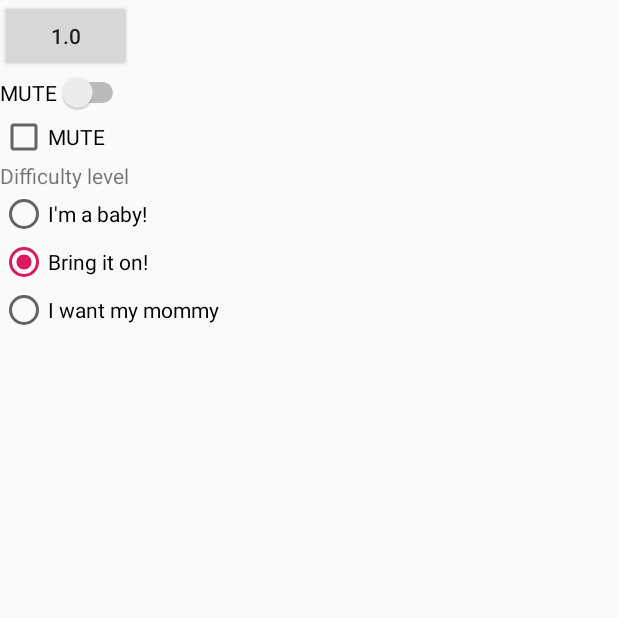
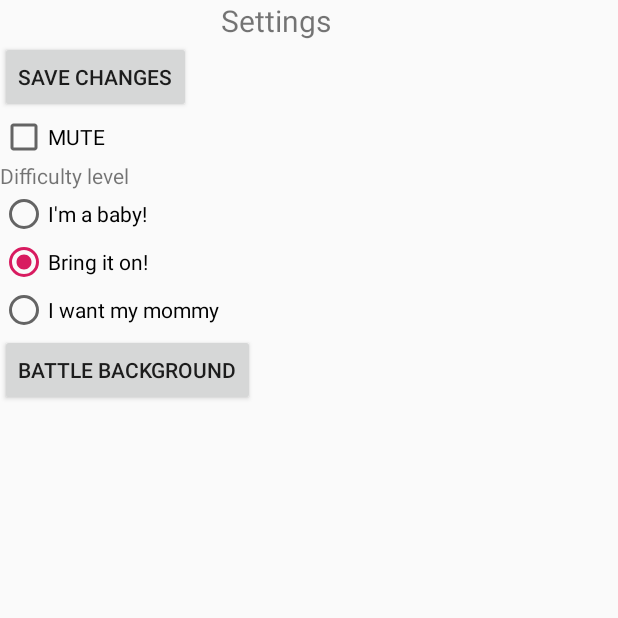
Before and after one commit to NielsVervloesem/MobDev, an Android app: the SettingsPage screen opened directly, with no data from a screen before it, on a phone screen of 412 x 824 dp, the top half of it. Run offline under Robolectric (Android 15) with nearby library versions, the phone set to English and light mode, and no system bars.

Commit message:
Refactoring settings pages
Made the settings page a bit prettier and added a button to the master/detail background picker page.

```diff
--- a/MyApplication/app/src/main/AndroidManifest.xml
+++ b/MyApplication/app/src/main/AndroidManifest.xml
@@ -26,6 +26,8 @@
         <activity android:name=".Pages.SettingsPage" />
         <activity android:name=".Pages.HighscorePage" />
         <activity android:name=".Pages.EndScreen" />
+        <activity android:name=".Pages.BackgroundMasterDetail" />
+
 
 
 
--- a/MyApplication/app/src/main/java/com/example/a11600624/myapplication/Pages/SettingsPage.java
+++ b/MyApplication/app/src/main/java/com/example/a11600624/myapplication/Pages/SettingsPage.java
@@ -2,6 +2,7 @@
 
 package com.example.a11600624.myapplication.Pages;
 
+import android.content.Intent;
 import android.os.Bundle;
 import android.support.v7.app.AppCompatActivity;
 import android.view.View;
@@ -42,7 +43,7 @@ public class SettingsPage extends AppCompatActivity {
         radioButton3 = findViewById(R.id.radioButton3);
 
 
-        button = findViewById(R.id.button5);
+        button = findViewById(R.id.saveChanges);
 
         if (globalVariable.isMute()) {
             checkBox.setChecked(true);
@@ -51,7 +52,6 @@ public class SettingsPage extends AppCompatActivity {
 
         }
 
-        button.setText(""+globalVariable.getModifier());
         switch ("" + globalVariable.getModifier()) {
             case "0.8":
                 radioButton.setChecked(true);
@@ -86,5 +86,13 @@ public class SettingsPage extends AppCompatActivity {
         }
 
 
+        Intent i = new Intent(this,MainActivity.class);
+        startActivity(i);
+    }
+
+    public void openBackGroundSelector(View view) {
+        Intent i = new Intent(this, BackgroundMasterDetail.class);
+        startActivity(i);
+
     }
 }
--- a/MyApplication/app/src/main/res/layout/activity_instellingen_page.xml
+++ b/MyApplication/app/src/main/res/layout/activity_instellingen_page.xml
@@ -1,70 +1,79 @@
 <?xml version="1.0" encoding="utf-8"?>
-<android.support.constraint.ConstraintLayout
-    xmlns:android="http://schemas.android.com/apk/res/android"
+<android.support.constraint.ConstraintLayout xmlns:android="http://schemas.android.com/apk/res/android"
     xmlns:tools="http://schemas.android.com/tools"
     android:layout_width="match_parent"
-    android:layout_height="match_parent">
+    android:layout_height="match_parent"
+    >
 
     <LinearLayout
         android:layout_width="368dp"
         android:layout_height="551dp"
         android:orientation="vertical"
+        tools:ignore="MissingConstraints"
         tools:layout_editor_absoluteX="8dp"
-        tools:layout_editor_absoluteY="8dp"
-        tools:ignore="MissingConstraints">
+        tools:layout_editor_absoluteY="8dp">
+
+
+        <TextView
+            android:layout_width="match_parent"
+            android:layout_height="wrap_content"
+            android:text="@string/settings"
+            android:textAlignment="center"
+            android:textSize="20dp"/>
 
         <Button
-            android:id="@+id/button5"
+            android:id="@+id/saveChanges"
             android:layout_width="wrap_content"
             android:layout_height="wrap_content"
-            android:text="Save changes"
+            android:gravity="center"
             android:onClick="saveChanges"
-            />
-
-        <Switch
-            android:id="@+id/muteSwitch"
-            android:layout_width="wrap_content"
-            android:layout_height="wrap_content"
-            android:text="MUTE" />
+            android:text="@string/save_changes" />
 
         <CheckBox
             android:id="@+id/muteCheckBox"
             android:layout_width="match_parent"
             android:layout_height="wrap_content"
-            android:text="MUTE" />
+            android:text="@string/mute" />
 
         <TextView
             android:layout_width="match_parent"
             android:layout_height="wrap_content"
-            android:text="Difficulty level"/>
+            android:text="@string/difficulty_level" />
 
         <RadioGroup
+            android:id="@+id/radio"
             android:layout_width="wrap_content"
-            android:layout_height="wrap_content"
-            android:id="@+id/radio"
-            >
+            android:layout_height="wrap_content">
 
             <RadioButton
                 android:id="@+id/radioButton"
                 android:layout_width="wrap_content"
                 android:layout_height="wrap_content"
                 android:layout_weight="1"
-                android:text="I'm a baby!" />
+                android:text="@string/i_m_a_baby" />
 
             <RadioButton
                 android:id="@+id/radioButton2"
                 android:layout_width="wrap_content"
                 android:layout_height="wrap_content"
                 android:layout_weight="1"
-                android:text="Bring it on!" />
+                android:text="@string/bring_it_on" />
 
             <RadioButton
                 android:id="@+id/radioButton3"
                 android:layout_width="wrap_content"
                 android:layout_height="wrap_content"
                 android:layout_weight="1"
-                android:text="I want my mommy" />
+                android:text="@string/i_want_my_mommy" />
         </RadioGroup>
+
+        <Button
+            android:id="@+id/backgroundButton"
+            android:layout_width="wrap_content"
+            android:layout_height="wrap_content"
+            android:onClick="openBackGroundSelector"
+            android:text="@string/battle_background"/>
+
 
     </LinearLayout>
 </android.support.constraint.ConstraintLayout>
--- a/MyApplication/app/src/main/res/layout/activity_main.xml
+++ b/MyApplication/app/src/main/res/layout/activity_main.xml
@@ -23,7 +23,7 @@
         android:layout_centerHorizontal="true"
         android:layout_marginBottom="94dp"
         android:onClick="openHighscore"
-        android:text="Highscore" />
+        android:text="@string/highscore" />
 
     <Button
         android:id="@+id/button3"
@@ -66,7 +66,7 @@
         android:layout_marginLeft="138dp"
         android:layout_marginBottom="-106dp"
         android:onClick="openInstellingenPage"
-        android:text="Instellingen" />
+        android:text="@string/settings" />
 
 
 
--- a/MyApplication/app/src/main/res/values/strings.xml
+++ b/MyApplication/app/src/main/res/values/strings.xml
@@ -1,9 +1,18 @@
 <resources>
     <string name="app_name">Marvel Battle Simulator App</string>
     <string name="aboutButton">About</string>
-    <string name="about_text">Deze App is gemaakt voor het vak Mobile Development in kader van onze opleiding Toegepaste Informatica aan de hogeschool PXL onder leidng van Steven Palmaers, Phillipe Haldermans en Niek Vandael. In deze app zijn concepten zoals API calls, database, recyclerviews, master details... uitgewerkt.\n\n \n Niels Vervloesem en Siebe Corstjens</string>
+    <string name="about_text">Deze App is gemaakt voor het vak Mobile Development in kader van onze opleiding Toegepaste Informatica aan de hogeschool PXL onder leidng van Steven Palmaers, Phillipe Haldermans en Niek Vandael. In deze app zijn concepten zoals API calls, database, recyclerviews, master details… uitgewerkt.\n\n \n Niels Vervloesem en Siebe Corstjens</string>
     <string name="characterSelectorButton">Play</string>
     <string name="names">name</string>
     <string name="marvel_api_url">https://gateway.marvel.com/v1/public/characters?apikey=1d81280bb5040d5376599647cde6da9e&amp;hash=804f451c2440d22822d02dabc8e88c9c&amp;ts=1</string>
     <string name="about">About</string>
+    <string name="save_changes">Save changes</string>
+    <string name="mute">MUTE</string>
+    <string name="difficulty_level">Difficulty level</string>
+    <string name="i_m_a_baby">I\'m a baby!</string>
+    <string name="bring_it_on">Bring it on!</string>
+    <string name="i_want_my_mommy">I want my mommy</string>
+    <string name="settings">Settings</string>
+    <string name="highscore">Highscore</string>
+    <string name="battle_background">Battle Background</string>
 </resources>
```
Also changed, not shown: MyApplication/app/src/main/java/com/example/a11600624/myapplication/Pages/BackgroundMasterDetail.java (added, +16 -0 lines), MyApplication/app/src/main/java/com/example/a11600624/myapplication/Pages/DisplayAboutPage.java (+7 -3 lines), MyApplication/app/src/main/res/layout/activity_background.xml (added, +11 -0 lines), MyApplication/app/src/main/res/layout/highscore_item.xml (+3 -4 lines).
